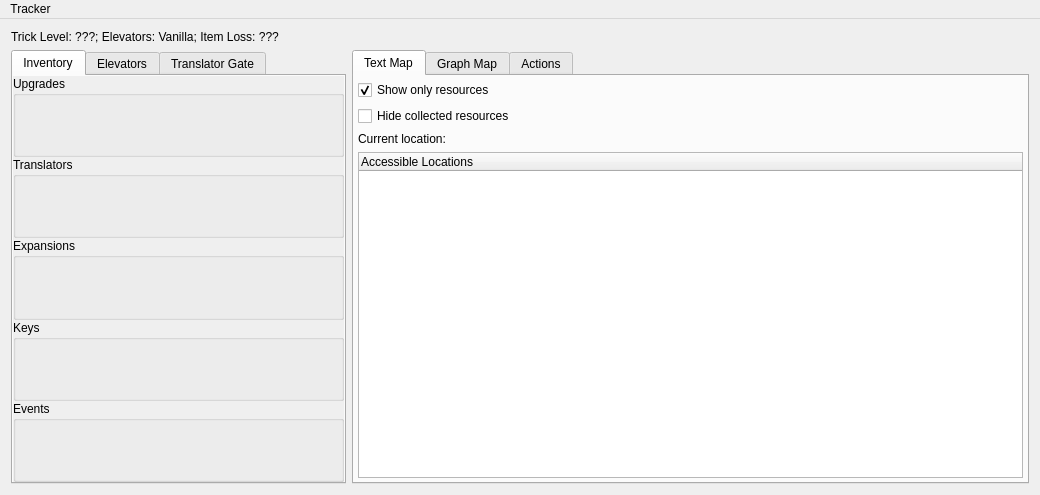
randovania/randovania, file randovania/gui/ui_files/tracker_window.ui: the form before one commit.
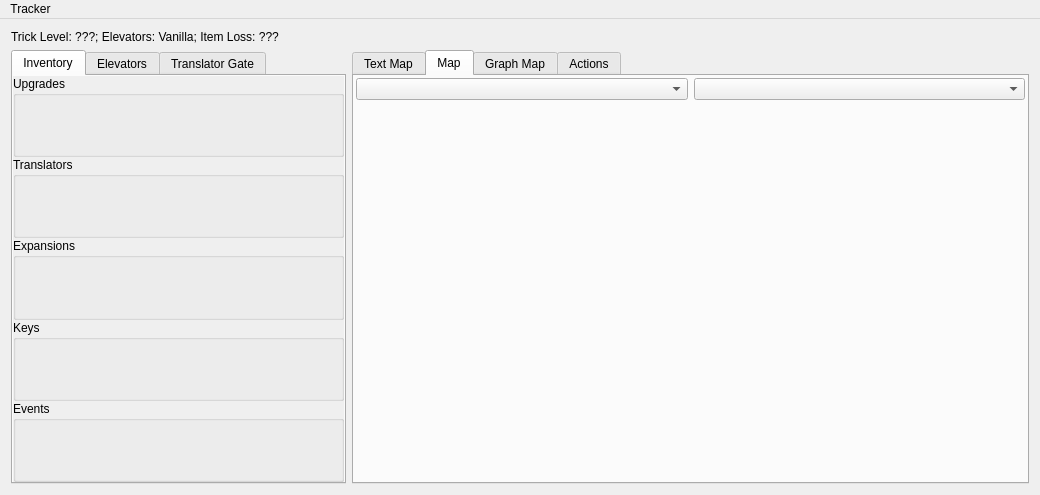
The form after the commit. The open tabs and pages were chosen to show the change. Custom widgets are drawn as their Qt base class.

Commit message: Add DataEditorCanvas to TrackerWindow

The edit to the form file:
```diff
--- a/randovania/gui/ui_files/tracker_window.ui
+++ b/randovania/gui/ui_files/tracker_window.ui
@@ -354,6 +354,38 @@
         </item>
        </layout>
       </widget>
+      <widget class="QWidget" name="tab_map">
+       <attribute name="title">
+        <string>Map</string>
+       </attribute>
+       <layout class="QVBoxLayout" name="tab_map_layout">
+        <property name="leftMargin">
+         <number>2</number>
+        </property>
+        <property name="topMargin">
+         <number>2</number>
+        </property>
+        <property name="rightMargin">
+         <number>2</number>
+        </property>
+        <property name="bottomMargin">
+         <number>2</number>
+        </property>
+        <item>
+         <layout class="QHBoxLayout" name="map_area_layout">
+          <item>
+           <widget class="QComboBox" name="map_world_combo"/>
+          </item>
+          <item>
+           <widget class="QComboBox" name="map_area_combo"/>
+          </item>
+         </layout>
+        </item>
+        <item>
+         <widget class="DataEditorCanvas" name="map_canvas" native="true"/>
+        </item>
+       </layout>
+      </widget>
       <widget class="QWidget" name="tab_graph_map">
        <attribute name="title">
         <string>Graph Map</string>
@@ -454,6 +486,14 @@
   </action>
  </widget>
  <layoutdefault spacing="6" margin="11"/>
+ <customwidgets>
+  <customwidget>
+   <class>DataEditorCanvas</class>
+   <extends>QWidget</extends>
+   <header>randovania/gui/lib/data_editor_canvas</header>
+   <container>1</container>
+  </customwidget>
+ </customwidgets>
  <resources/>
  <connections/>
 </ui>
```
The commit also changes 2 other files.
